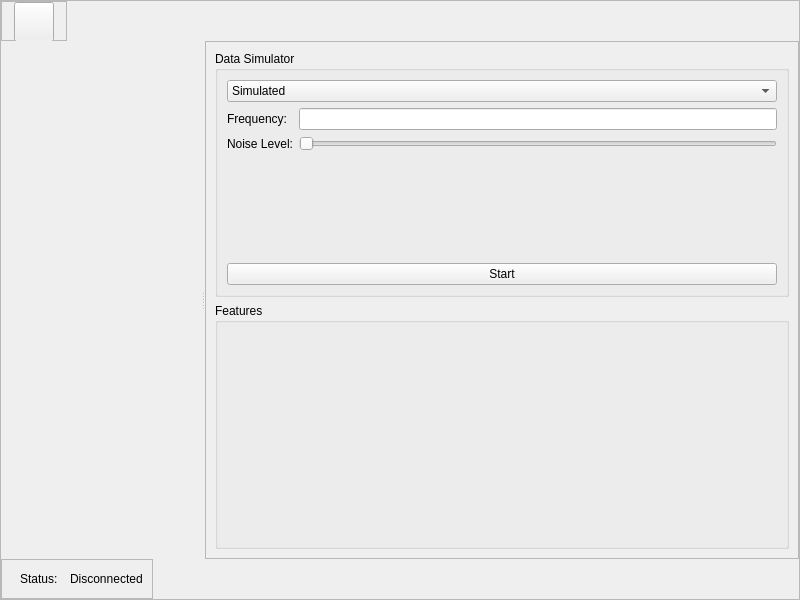
Old version of the form nsys/ui/app.ui in the repository Raghav67816/NID-24.
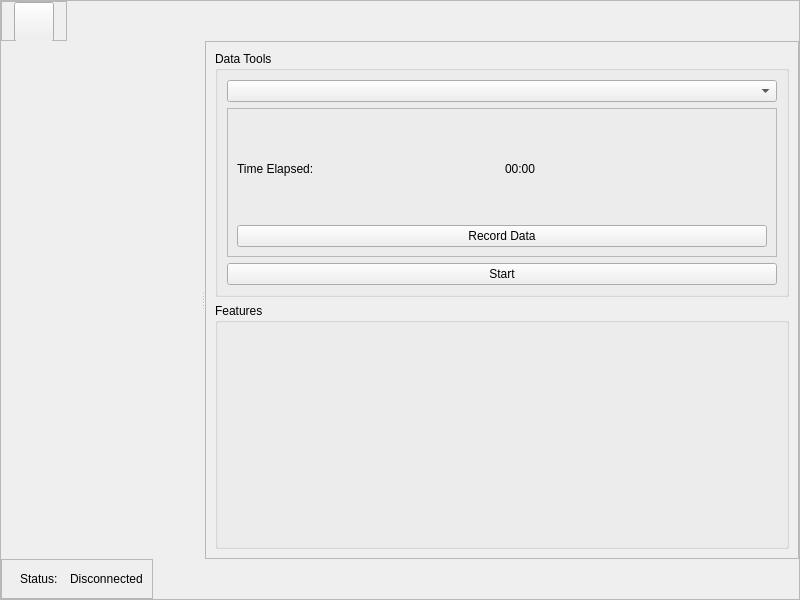
New version of the form. Icons and pictures are not drawn.

The edit to the form file:
```diff
--- a/nsys/ui/app.ui
+++ b/nsys/ui/app.ui
@@ -186,45 +186,56 @@
            <item>
             <widget class="QGroupBox" name="ds_box">
              <property name="title">
-              <string>Data Simulator</string>
+              <string>Data Tools</string>
              </property>
              <layout class="QVBoxLayout" name="verticalLayout_3">
               <item>
                <widget class="QComboBox" name="deviceSelectionBox">
+                <property name="placeholderText">
+                 <string>Select Your Device</string>
+                </property>
+               </widget>
+              </item>
                 <item>
+               <widget class="QFrame" name="recorderContainer">
+                <property name="frameShape">
+                 <enum>QFrame::Shape::StyledPanel</enum>
+                </property>
+                <property name="frameShadow">
+                 <enum>QFrame::Shadow::Raised</enum>
+                </property>
+                <layout class="QVBoxLayout" name="verticalLayout_5">
+                 <item>
+                  <layout class="QVBoxLayout" name="verticalLayout_4">
+                   <item>
+                    <layout class="QHBoxLayout" name="horizontalLayout_5">
+                     <item>
+                      <widget class="QLabel" name="timeLabel">
                  <property name="text">
-                  <string>Simulated</string>
-                 </property>
-                </item>
+                        <string>Time Elapsed:</string>
+                       </property>
                </widget>
               </item>
               <item>
-               <layout class="QFormLayout" name="dsParamLayout">
-                <item row="0" column="0">
-                 <widget class="QLabel" name="freqLabel">
+                      <widget class="QLabel" name="timeVal">
                   <property name="text">
-                   <string>Frequency:</string>
+                        <string>00:00</string>
                   </property>
                  </widget>
                 </item>
-                <item row="0" column="1">
-                 <widget class="QLineEdit" name="freqInput"/>
-                </item>
-                <item row="1" column="0">
-                 <widget class="QLabel" name="noiseLabel">
+                    </layout>
+                   </item>
+                   <item>
+                    <widget class="QPushButton" name="recordData">
                   <property name="text">
-                   <string>Noise Level:</string>
+                      <string>Record Data</string>
                   </property>
                  </widget>
                 </item>
-                <item row="1" column="1">
-                 <widget class="QSlider" name="noiseLevel">
-                  <property name="orientation">
-                   <enum>Qt::Orientation::Horizontal</enum>
-                  </property>
-                 </widget>
-                </item>
-               </layout>
+                  </layout>
+                 </item>
+                </layout>
+               </widget>
               </item>
               <item>
                <widget class="QPushButton" name="toggleDataBtn">
```
Lines whose indentation alone changed are shown as unchanged.
